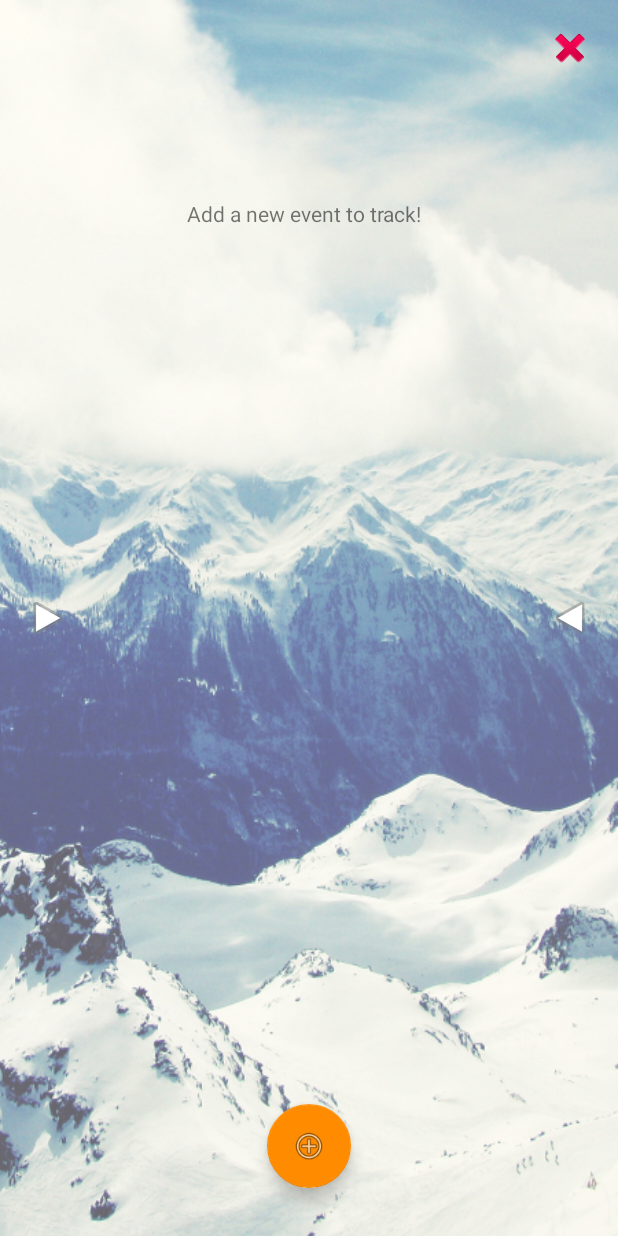
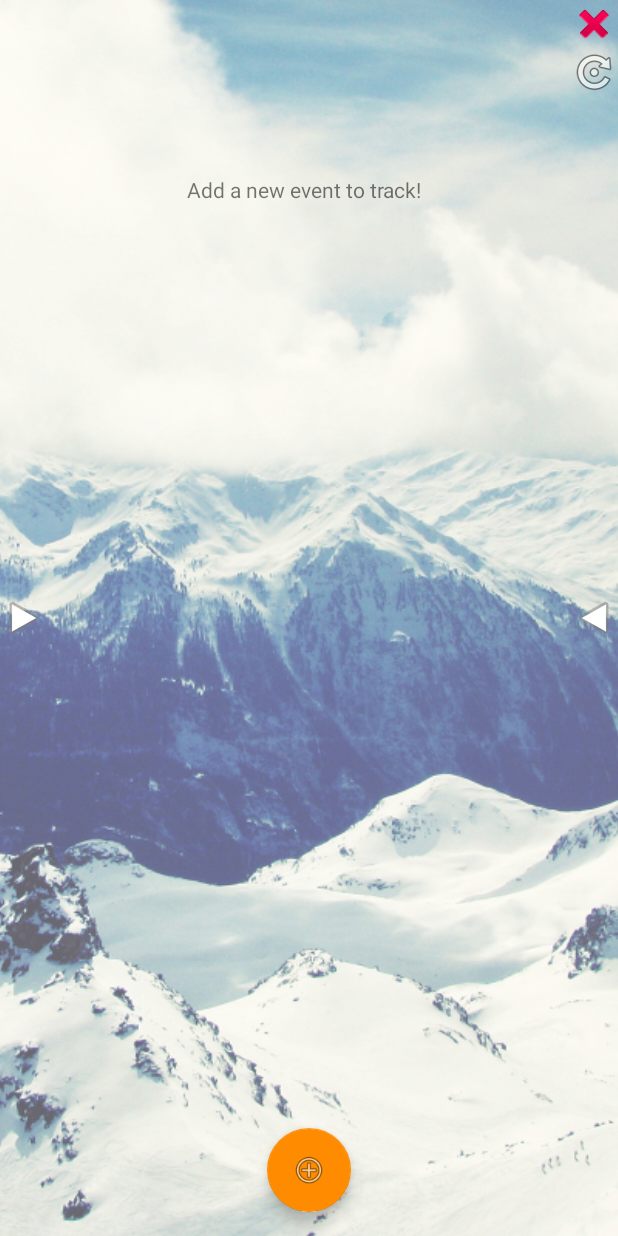
Before and after one commit to xixsuse/BigDayCountdown, an Android app: the screen it shows after launch (MainActivity), on a phone screen of 412 x 824 dp. Run offline under Robolectric (Android 15) with nearby library versions, the phone set to English and light mode, and no system bars; libraries missing offline, so code that uses them is left out: pl.aprilapps.easyphotopicker.

Commit message:
Backgrounds will now fill screen. Backgrounds can now be rotated

```diff
--- a/app/src/main/res/layout/content_main.xml
+++ b/app/src/main/res/layout/content_main.xml
@@ -1,15 +1,19 @@
 <?xml version="1.0" encoding="utf-8"?>
 <RelativeLayout xmlns:android="http://schemas.android.com/apk/res/android"
     xmlns:tools="http://schemas.android.com/tools"
-    xmlns:app="http://schemas.android.com/apk/res-auto" android:layout_width="match_parent"
-    android:layout_height="match_parent" android:paddingLeft="@dimen/activity_horizontal_margin"
+    xmlns:app="http://schemas.android.com/apk/res-auto"
+    android:layout_width="match_parent"
+    android:layout_height="match_parent"
     android:id="@+id/content_main_id"
-    android:paddingRight="@dimen/activity_horizontal_margin"
-    android:paddingTop="@dimen/activity_vertical_margin"
-    android:paddingBottom="@dimen/activity_vertical_margin"
-    android:background="@mipmap/background"
     app:layout_behavior="@string/appbar_scrolling_view_behavior"
     tools:showIn="@layout/activity_main" tools:context=".MainActivity">
+
+    <ImageView
+        android:layout_width="match_parent"
+        android:layout_height="fill_parent"
+        android:id="@+id/background"
+        android:scaleType="centerCrop"
+        android:src="@mipmap/background"/>
 
     <android.support.design.widget.FloatingActionButton android:id="@+id/fab"
         android:layout_width="wrap_content" android:layout_height="wrap_content"
@@ -92,5 +96,13 @@
         android:layout_alignParentTop="true"
         android:layout_alignParentEnd="true" />
 
+    <ImageView
+        android:layout_width="wrap_content"
+        android:layout_height="wrap_content"
+        android:id="@+id/rotateButton"
+        android:src="@android:drawable/ic_menu_rotate"
+        android:layout_below="@+id/deleteButton"
+        android:layout_alignParentEnd="true" />
+
 
 </RelativeLayout>
```
Also changed, not shown: app/src/main/java/com/simonm/bigdaycountdown/MainActivity.java (+35 -6 lines), app/src/main/java/com/simonm/bigdaycountdown/TrackedEvent.java (+14 -0 lines), 1 other file.
